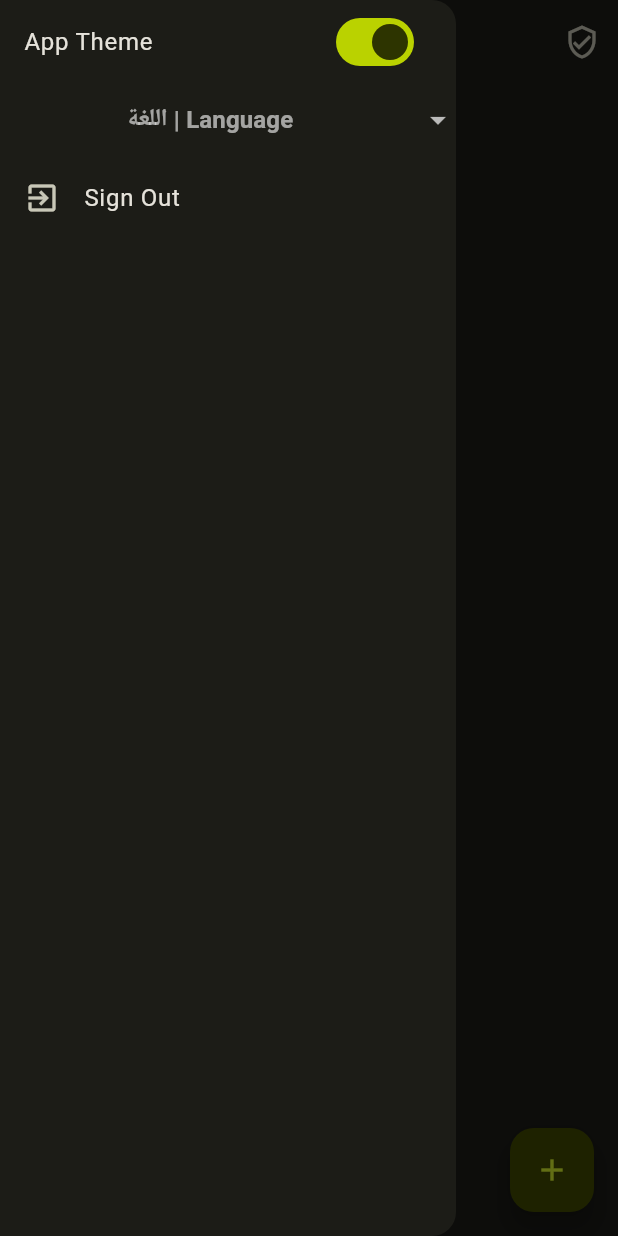
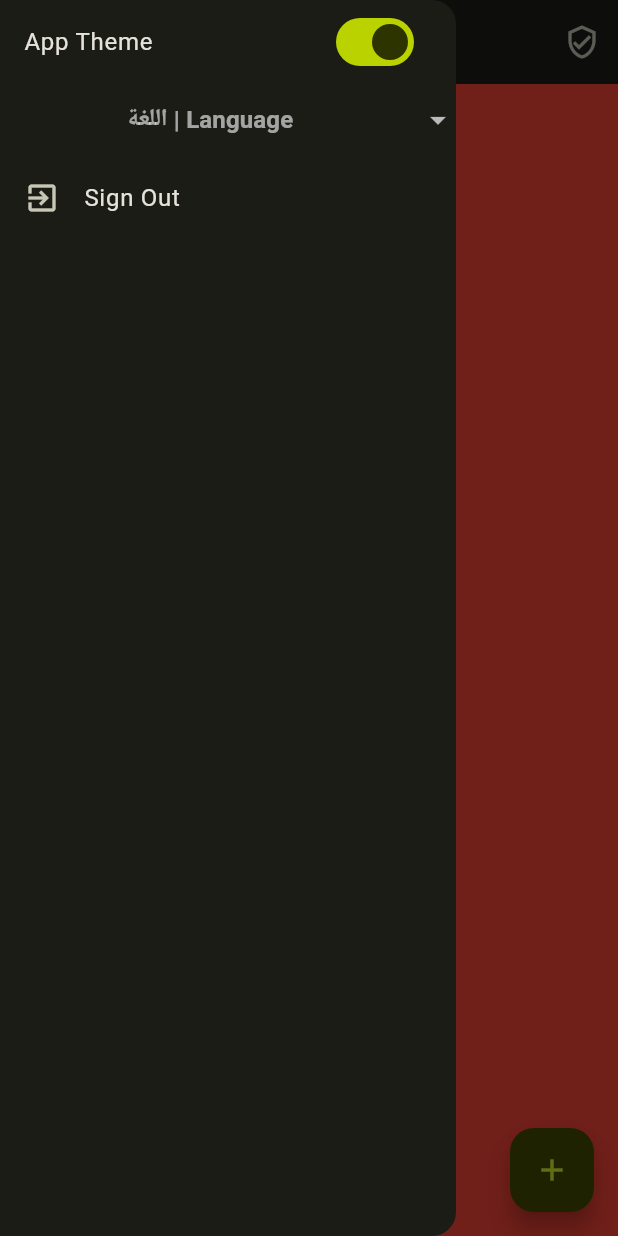
Before and after one commit to Mohamedabdeltawab86/quiz_app_new, a Flutter app: the HomePage screen opened by its route, with the side drawer open, on a phone screen of 412 x 824 dp. Run offline on Flutter 3.47's test engine with Material 3 defaults, Android fonts, the phone set to English and light mode, and no system bars; our stand-ins replace bloc, cloud_firestore, equatable, firebase_auth, firebase_core, firebase_storage and 10 more; accounts and stored records are empty; generated files the repository leaves out were written again; Roboto replaces fonts that are missing (Cairo).

Commit message:
added listened in home to see if user has some null data, but does not work

```diff
--- a/lib/bloc/user/user_info_state.dart
+++ b/lib/bloc/user/user_info_state.dart
@@ -6,6 +6,7 @@ abstract class UserInfoState {}
 class UserInfoInitial extends UserInfoState {}
 
 class UserInfoLoading extends UserInfoState {
+
 
 }
 
--- a/lib/ui/screens/home.dart
+++ b/lib/ui/screens/home.dart
@@ -3,6 +3,7 @@ import 'package:flutter/material.dart';
 import 'package:flutter_bloc/flutter_bloc.dart';
 import 'package:gap/gap.dart';
 import 'package:go_router/go_router.dart';
+import 'package:quiz_app_new/bloc/user/user_info_bloc.dart';
 import 'package:quiz_app_new/utils/routes.dart';
 import 'package:flutter_gen/gen_l10n/app_localizations.dart';
 import '../../bloc/settings_bloc/bloc/app_settings_bloc.dart';
@@ -14,14 +15,33 @@ class HomePage extends StatelessWidget {
   @override
   Widget build(BuildContext context) {
     final l10n = AppLocalizations.of(context)!;
-    return Scaffold(
+    // final bloc = context.read<UserInfoBloc>();
+    // added listened in home to see if user has some null data,
+    // but does not work
+    return BlocListener<UserInfoBloc, UserInfoState>(
+        listener: (context, state) {
+          if (state is UserInfoLoaded) {
+            if (state.user.userType == null ||
+                state.user.phoneNumber == null ||
+                state.user.firstName == null ||
+                state.user.lastName == null) {
+              print("some values are null");
+              // delay to navigate
+              Future.delayed(Duration.zero, () {
+                context.go(userTypeAndInfo);
+              });
+            }
+          }
+        },
+        child: Scaffold(
           drawer: Drawer(
             child: ListView(
               children: [
                 ListTile(
                   title: Text(l10n.theme),
                   trailing: Switch(
-                value: context.read<AppSettingsBloc>().state.appSettings.light,
+                    value:
+                        context.read<AppSettingsBloc>().state.appSettings.light,
                     onChanged: (_) {
                       context.read<AppSettingsBloc>().add(ChangeAppTheme());
                     },
@@ -43,15 +63,23 @@ class HomePage extends StatelessWidget {
             ),
           ),
           appBar: AppBar(
-        // TODO: change name to courses
             title: Text(AppLocalizations.of(context)!.appTitle),
-        actions: [IconButton(onPressed: ()=> context.push(profile), icon: const Icon(Icons.verified_user_outlined))],
+            actions: [
+              IconButton(
+                  onPressed: () => context.push(profile),
+                  icon: const Icon(Icons.verified_user_outlined))
+            ],
           ),
-      body: ListView(),
+          body: Container(color: Colors.red),
           floatingActionButton: FloatingActionButton(
-        onPressed: () => context.push(addEditCourse),
+            onPressed: () => {},
             child: const Icon(Icons.add),
           ),
-    );
+        ));
   }
 }
+
+// Future.delayed(Duration.zero, () {
+//   context.push(userTypeAndInfo);
+// });
+// return Container();
--- a/lib/ui/screens/profile_screen.dart
+++ b/lib/ui/screens/profile_screen.dart
@@ -13,9 +13,10 @@ class ProfileScreen extends StatelessWidget {
     // final l10n = AppLocalizations.of(context)!;
     return Scaffold(
         appBar: AppBar(
-          title: const Text('kkk'),
+          title: const Text('Profile Screen'),
           actions: [
             IconButton(
+              // how to make loading in init state
               onPressed: () => bloc.add(LoadingProfileEvent()),
               icon: const Icon(Icons.refresh),
             ),
--- a/lib/utils/common_functions.dart
+++ b/lib/utils/common_functions.dart
@@ -57,7 +57,6 @@ Future<DocumentSnapshot> readUserFromDB(String userId) async {
       .doc(userId)
       .get();
   print(userId);
-  print(userData);
   return userData;
 }
 
--- a/lib/utils/routes.dart
+++ b/lib/utils/routes.dart
@@ -1,4 +1,5 @@
 import 'package:firebase_auth/firebase_auth.dart';
+import 'package:flutter/src/widgets/basic.dart';
 import "package:flutter_bloc/flutter_bloc.dart";
 import "package:go_router/go_router.dart";
 import "package:quiz_app_new/bloc/auth/auth_bloc.dart";
@@ -38,7 +39,13 @@ class AppRouter {
     routes: [
       GoRoute(
         path: home,
-        builder: (context, state) => const HomePage(),
+        builder: (context, state) {
+          final String userId = FirebaseAuth.instance.currentUser!.uid;
+          return BlocProvider(
+            create: (context) => UserInfoBloc(userId),
+            child: const HomePage(),
+          );
+        },
       ),
       GoRoute(
         path: settings,
@@ -78,10 +85,9 @@ class AppRouter {
           final String userId = FirebaseAuth.instance.currentUser!.uid;
 
           return BlocProvider(
-          create: (context) =>
-              UserInfoBloc(userId),
-          child: const ProfileScreen(),
-        );
+            create: (context) => UserInfoBloc(userId),
+            child: const ProfileScreen(),
+          );
         },
       )
     ],
```
Also changed, not shown: lib/ui/screens/login_page.dart (+7 -1 lines). Lines whose indentation alone changed are shown as unchanged.
